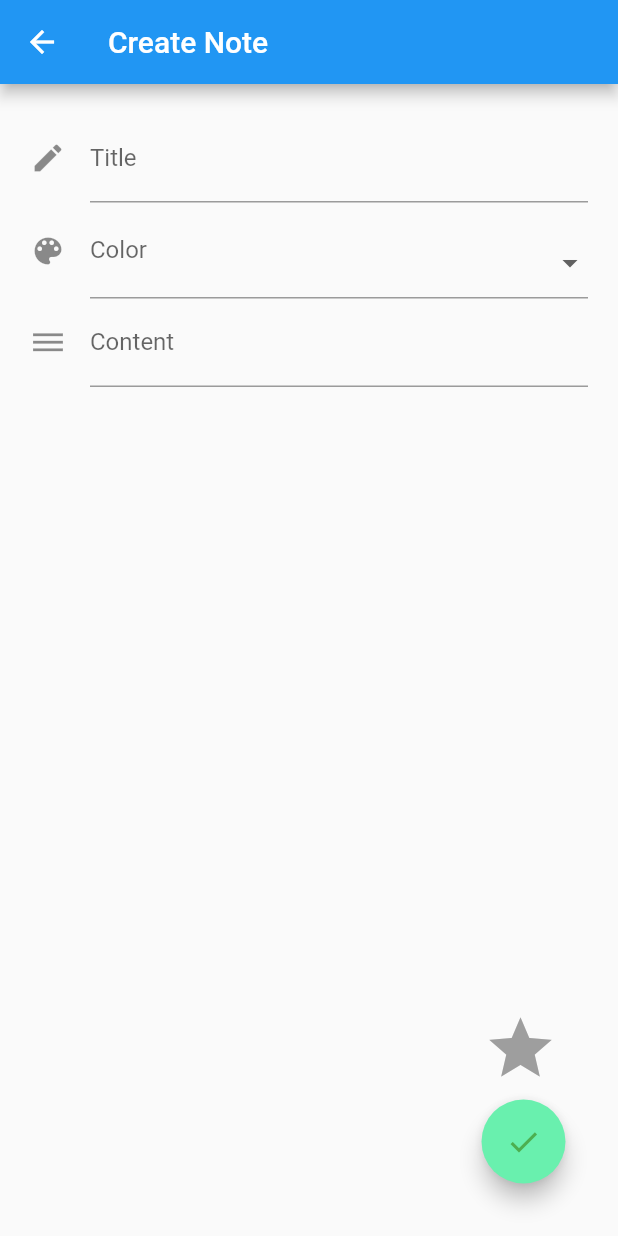
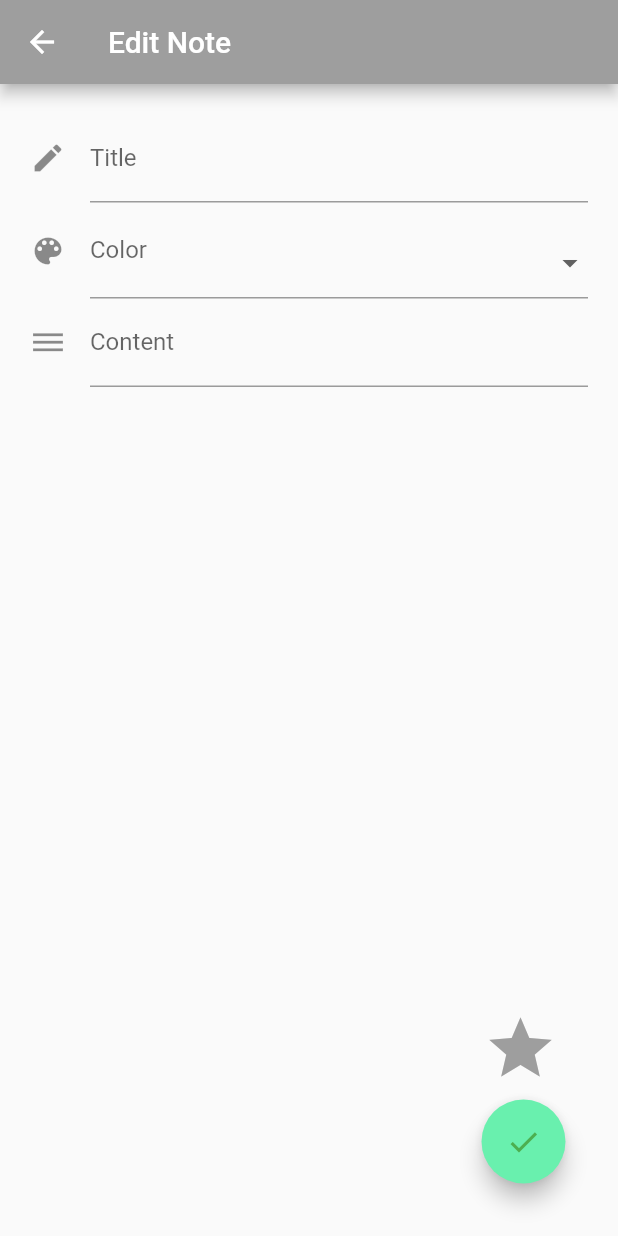
Before and after one commit to SeanFitzpatrick0/Notepad_App-Flutter, a Flutter app: the NoteView screen opened directly with empty values, after a tap on the "edit" icon, on a phone screen of 412 x 824 dp. Run offline on Flutter 3.47's test engine with Material 2 defaults, Android fonts, the phone set to English and light mode, and no system bars.

Commit message:
Adding inital values when editing note for title, content and isImportant

```diff
--- a/notepad/lib/noteCreate.dart
+++ b/notepad/lib/noteCreate.dart
@@ -12,36 +12,67 @@ import 'package:flutter/material.dart';
 import './note.dart';
 
 class NoteCreate extends StatefulWidget {
+  final Note editNote;
+
+  NoteCreate({
+    this.editNote,
+  });
+
   @override
-  _NoteCreateState createState() => _NoteCreateState();
+  _NoteCreateState createState() => _NoteCreateState(
+        editNote: editNote,
+        hasEditNote: editNote != null,
+      );
 }
 
 class _NoteCreateState extends State<NoteCreate> {
+  bool hasEditNote = false;
+  Note editNote;
+
+  _NoteCreateState({
+    this.editNote,
+    this.hasEditNote = false,
+  });
+
   @override
   Widget build(BuildContext context) {
     return Scaffold(
       appBar: AppBar(
-        title: Text('Create Note'),
+        title: Text(hasEditNote ? 'Edit Note' : 'Create Note'),
+        backgroundColor: hasEditNote ? editNote.color : null,
       ),
       body: Padding(
         padding: EdgeInsets.all(20.0),
-        child: NoteForm(),
+        child: NoteForm(hasEditNote, editNote),
       ),
     );
   }
 }
 
 class NoteForm extends StatefulWidget {
+  final bool hasEditNote;
+  final Note editNote;
+
+  NoteForm(this.hasEditNote, this.editNote);
+
   @override
-  _NoteFormState createState() => _NoteFormState();
+  _NoteFormState createState() => _NoteFormState(hasEditNote, editNote);
 }
 
 class _NoteFormState extends State<NoteForm> {
   final _formKey = GlobalKey<FormState>();
   final titleController = TextEditingController();
   final contentController = TextEditingController();
-  bool _isImportant = false;
+  bool _isImportant;
   Color _color;
+  bool hasEditNote;
+  Note editNote;
+
+  _NoteFormState(this.hasEditNote, this.editNote) {
+    titleController.text = hasEditNote ? editNote.title : '';
+    contentController.text = hasEditNote ? editNote.content : '';
+    _isImportant = hasEditNote ? editNote.isImportant : false;
+  }
 
   @override
   void dispose() {
@@ -98,8 +129,8 @@ class _NoteFormState extends State<NoteForm> {
             labelText: 'Color',
           ),
           isEmpty: _color == null,
-          child: new DropdownButtonHideUnderline(
-            child: new DropdownButton(
+          child: DropdownButtonHideUnderline(
+            child: DropdownButton(
               value: _color,
               isDense: true,
               onChanged: (newValue) {
--- a/notepad/lib/noteView.dart
+++ b/notepad/lib/noteView.dart
@@ -83,7 +83,11 @@ class NoteView extends StatelessWidget {
   void _navigateToEditNote(BuildContext ctx, Note note) async {
     final Note editedNote = await Navigator.push(
       ctx,
-      MaterialPageRoute(builder: (ctx) => NoteCreate()),
+      MaterialPageRoute(
+        builder: (ctx) => NoteCreate(
+              editNote: note,
+            ),
+      ),
     );
     if (editedNote != null) {
       Navigator.pop(ctx, editedNote);
```
